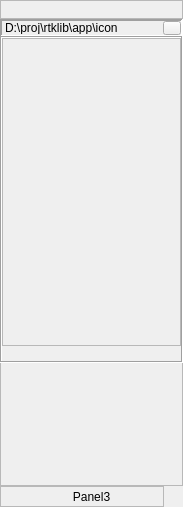
Above: app/rtkplot_qt/fileseldlg.ui from tomojitakasu/RTKLIB before the change. Below: the same form after it.
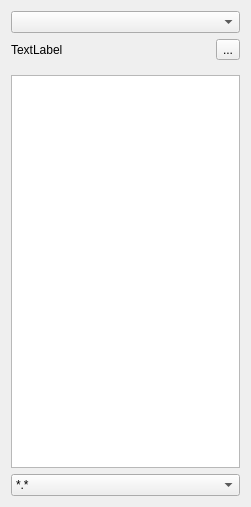
That is the form after the change.

Commit message: - finally got fileseldlg in rtkplot_qt working - bug fix in text drawing in graph.cpp

```diff
--- a/app/rtkplot_qt/fileseldlg.ui
+++ b/app/rtkplot_qt/fileseldlg.ui
@@ -6,7 +6,7 @@
    <rect>
     <x>0</x>
     <y>0</y>
-    <width>183</width>
+    <width>251</width>
     <height>507</height>
    </rect>
   </property>
@@ -16,269 +16,198 @@
   <property name="windowTitle">
    <string>Solutions</string>
   </property>
-  <widget class="QLabel" name="Panel1">
-   <property name="geometry">
-    <rect>
-     <x>0</x>
-     <y>0</y>
-     <width>183</width>
-     <height>19</height>
-    </rect>
-   </property>
-   <property name="text">
-    <string></string>
-   </property>
+  <property name="toolTip">
+   <string/>
+  </property>
+  <layout class="QVBoxLayout" name="verticalLayout">
+   <item>
+    <widget class="QWidget" name="Panel1" native="true">
    <property name="enabled">
     <bool>true</bool>
    </property>
-   <property name="alignment">
-    <enum>Qt::AlignCenter</enum>
-   </property>
+     <property name="sizePolicy">
+      <sizepolicy hsizetype="Preferred" vsizetype="Fixed">
+       <horstretch>0</horstretch>
+       <verstretch>0</verstretch>
+      </sizepolicy>
+     </property>
+     <property name="toolTip">
+      <string/>
+     </property>
    <property name="layoutDirection">
     <enum>Qt::LeftToRight</enum>
    </property>
-   <property name="toolTip">
-    <string></string>
-   </property>
-   <property name="frameShape">
-    <enum>QFrame::NoFrame</enum>
-   </property>
-   <widget class="QFrame" name="DriveSel">
-    <property name="geometry">
-     <rect>
-      <x>0</x>
-      <y>0</y>
-      <width>183</width>
-      <height>19</height>
-     </rect>
-    </property>
-    <property name="frameShape">
-     <enum>QFrame::StyledPanel</enum>
-    </property>
-   </widget>
-  </widget>
-  <widget class="QLabel" name="Panel2">
-   <property name="geometry">
-    <rect>
-     <x>0</x>
-     <y>19</y>
-     <width>183</width>
-     <height>18</height>
-    </rect>
-   </property>
-   <property name="text">
-    <string></string>
-   </property>
+     <property name="text" stdset="0">
+      <string/>
+     </property>
+     <layout class="QHBoxLayout" name="horizontalLayout_5">
+      <property name="spacing">
+       <number>0</number>
+      </property>
+      <property name="leftMargin">
+       <number>0</number>
+      </property>
+      <property name="topMargin">
+       <number>0</number>
+      </property>
+      <property name="rightMargin">
+       <number>0</number>
+      </property>
+      <property name="bottomMargin">
+       <number>0</number>
+      </property>
+      <item>
+       <widget class="QComboBox" name="DriveSel"/>
+      </item>
+     </layout>
+    </widget>
+   </item>
+   <item>
+    <widget class="QWidget" name="Panel2" native="true">
    <property name="enabled">
     <bool>true</bool>
    </property>
-   <property name="alignment">
-    <enum>Qt::AlignCenter</enum>
-   </property>
+     <property name="sizePolicy">
+      <sizepolicy hsizetype="Preferred" vsizetype="Fixed">
+       <horstretch>0</horstretch>
+       <verstretch>0</verstretch>
+      </sizepolicy>
+     </property>
+     <property name="toolTip">
+      <string/>
+     </property>
    <property name="layoutDirection">
     <enum>Qt::LeftToRight</enum>
    </property>
-   <property name="toolTip">
-    <string></string>
-   </property>
-   <property name="frameShape">
-    <enum>QFrame::Panel</enum>
-   </property>
-   <property name="frameShadow">
-    <enum>QFrame::Sunken</enum>
-   </property>
-   <widget class="QLabel" name="Panel4">
-    <property name="geometry">
-     <rect>
-      <x>1</x>
-      <y>1</y>
-      <width>181</width>
-      <height>16</height>
-     </rect>
-    </property>
-    <property name="text">
-     <string></string>
-    </property>
+     <property name="text" stdset="0">
+      <string/>
+     </property>
+     <layout class="QVBoxLayout" name="verticalLayout_2">
+      <property name="spacing">
+       <number>0</number>
+      </property>
+      <property name="leftMargin">
+       <number>0</number>
+      </property>
+      <property name="topMargin">
+       <number>0</number>
+      </property>
+      <property name="rightMargin">
+       <number>0</number>
+      </property>
+      <item>
+       <widget class="QWidget" name="Panel5" native="true">
     <property name="enabled">
      <bool>true</bool>
     </property>
-    <property name="alignment">
-     <enum>Qt::AlignCenter</enum>
+        <property name="toolTip">
+         <string/>
     </property>
     <property name="layoutDirection">
      <enum>Qt::LeftToRight</enum>
     </property>
-    <property name="toolTip">
-     <string></string>
-    </property>
-    <property name="frameShape">
-     <enum>QFrame::Panel</enum>
-    </property>
-    <property name="frameShadow">
-     <enum>QFrame::Sunken</enum>
-    </property>
-    <widget class="QLabel" name="DirLabel">
-     <property name="geometry">
-      <rect>
-       <x>4</x>
-       <y>1</y>
-       <width>114</width>
-       <height>13</height>
-      </rect>
-     </property>
-     <property name="text">
-      <string>D:\proj\rtklib\app\icon</string>
-     </property>
-     <property name="enabled">
-      <bool>true</bool>
-     </property>
-     <property name="toolTip">
-      <string></string>
-     </property>
-    </widget>
-    <widget class="QPushButton" name="BtnDirSel">
-     <property name="geometry">
-      <rect>
-       <x>162</x>
-       <y>1</y>
-       <width>18</width>
-       <height>14</height>
-      </rect>
-     </property>
+        <property name="editable" stdset="0">
+         <bool>true</bool>
+        </property>
+        <property name="text" stdset="0">
+         <string/>
+        </property>
+        <layout class="QHBoxLayout" name="horizontalLayout">
+         <property name="spacing">
+          <number>0</number>
+         </property>
+         <property name="leftMargin">
+          <number>0</number>
+         </property>
+         <property name="topMargin">
+          <number>0</number>
+         </property>
+         <property name="rightMargin">
+          <number>0</number>
+         </property>
+         <property name="bottomMargin">
+          <number>0</number>
+         </property>
+         <item>
+          <widget class="QLabel" name="DirSelected">
+           <property name="text">
+            <string>TextLabel</string>
+           </property>
+          </widget>
+         </item>
+         <item>
+          <widget class="QToolButton" name="BtnDirSel">
      <property name="text">
-      <string></string>
-     </property>
-     <property name="enabled">
-      <bool>true</bool>
-     </property>
-     <property name="flat">
-      <bool>false</bool>
-     </property>
-     <property name="toolTip">
-      <string></string>
-     </property>
-    </widget>
-   </widget>
-  </widget>
-  <widget class="QFrame" name="FileList">
-   <property name="geometry">
-    <rect>
-     <x>0</x>
-     <y>37</y>
-     <width>183</width>
-     <height>449</height>
-    </rect>
-   </property>
+            <string>...</string>
+           </property>
+          </widget>
+         </item>
+        </layout>
+       </widget>
+      </item>
+     </layout>
+    </widget>
+   </item>
+   <item>
+    <widget class="QListView" name="FileList">
    <property name="frameShape">
     <enum>QFrame::StyledPanel</enum>
    </property>
   </widget>
-  <widget class="QLabel" name="Panel3">
-   <property name="geometry">
-    <rect>
-     <x>0</x>
-     <y>486</y>
-     <width>183</width>
-     <height>21</height>
-    </rect>
-   </property>
-   <property name="text">
+   </item>
+   <item>
+    <widget class="QWidget" name="Panel3" native="true">
+     <property name="enabled">
+      <bool>true</bool>
+     </property>
+     <property name="sizePolicy">
+      <sizepolicy hsizetype="Preferred" vsizetype="Fixed">
+       <horstretch>0</horstretch>
+       <verstretch>0</verstretch>
+      </sizepolicy>
+     </property>
+     <property name="toolTip">
+      <string/>
+     </property>
+     <property name="layoutDirection">
+      <enum>Qt::LeftToRight</enum>
+     </property>
+     <property name="text" stdset="0">
     <string>Panel3</string>
    </property>
-   <property name="enabled">
-    <bool>true</bool>
-   </property>
-   <property name="alignment">
-    <enum>Qt::AlignCenter</enum>
-   </property>
-   <property name="layoutDirection">
-    <enum>Qt::LeftToRight</enum>
-   </property>
-   <property name="toolTip">
-    <string></string>
-   </property>
-   <property name="frameShape">
-    <enum>QFrame::NoFrame</enum>
-   </property>
-   <widget class="QPushButton" name="BtnUpdate">
-    <property name="geometry">
-     <rect>
-      <x>164</x>
-      <y>0</y>
-      <width>19</width>
-      <height>21</height>
-     </rect>
-    </property>
+     <layout class="QHBoxLayout" name="horizontalLayout_2">
+      <property name="spacing">
+       <number>0</number>
+      </property>
+      <property name="leftMargin">
+       <number>0</number>
+      </property>
+      <property name="topMargin">
+       <number>0</number>
+      </property>
+      <property name="rightMargin">
+       <number>0</number>
+      </property>
+      <property name="bottomMargin">
+       <number>0</number>
+      </property>
+      <item>
+       <widget class="QComboBox" name="Filter">
+        <item>
     <property name="text">
-     <string></string>
-    </property>
-    <property name="enabled">
-     <bool>true</bool>
-    </property>
-    <property name="flat">
-     <bool>true</bool>
-    </property>
-    <property name="toolTip">
-     <string></string>
-    </property>
-   </widget>
-   <widget class="QFrame" name="Filter">
-    <property name="geometry">
-     <rect>
-      <x>0</x>
-      <y>0</y>
-      <width>164</width>
-      <height>21</height>
-     </rect>
-    </property>
-    <property name="frameShape">
-     <enum>QFrame::StyledPanel</enum>
-    </property>
-   </widget>
-  </widget>
-  <widget class="QLabel" name="Panel5">
-   <property name="geometry">
-    <rect>
-     <x>0</x>
-     <y>36</y>
-     <width>183</width>
-     <height>327</height>
-    </rect>
-   </property>
+          <string>*.*</string>
+         </property>
+        </item>
+        <item>
    <property name="text">
-    <string></string>
-   </property>
-   <property name="enabled">
-    <bool>true</bool>
-   </property>
-   <property name="alignment">
-    <enum>Qt::AlignCenter</enum>
-   </property>
-   <property name="layoutDirection">
-    <enum>Qt::LeftToRight</enum>
-   </property>
-   <property name="toolTip">
-    <string></string>
-   </property>
-   <property name="frameShape">
-    <enum>QFrame::Box</enum>
-   </property>
-   <property name="frameShadow">
-    <enum>QFrame::Sunken</enum>
-   </property>
-   <widget class="QFrame" name="DirSel">
-    <property name="geometry">
-     <rect>
-      <x>2</x>
-      <y>2</y>
-      <width>179</width>
-      <height>308</height>
-     </rect>
-    </property>
-    <property name="frameShape">
-     <enum>QFrame::StyledPanel</enum>
-    </property>
-   </widget>
-  </widget>
+          <string>*.pos, *.nmea</string>
+         </property>
+        </item>
+       </widget>
+      </item>
+     </layout>
+    </widget>
+   </item>
+  </layout>
  </widget>
 </ui>
```
Left out of the diff: 5 changed lines with no effect on the pictures. Lines whose indentation alone changed are shown as unchanged. The commit also changes 8 other files.
